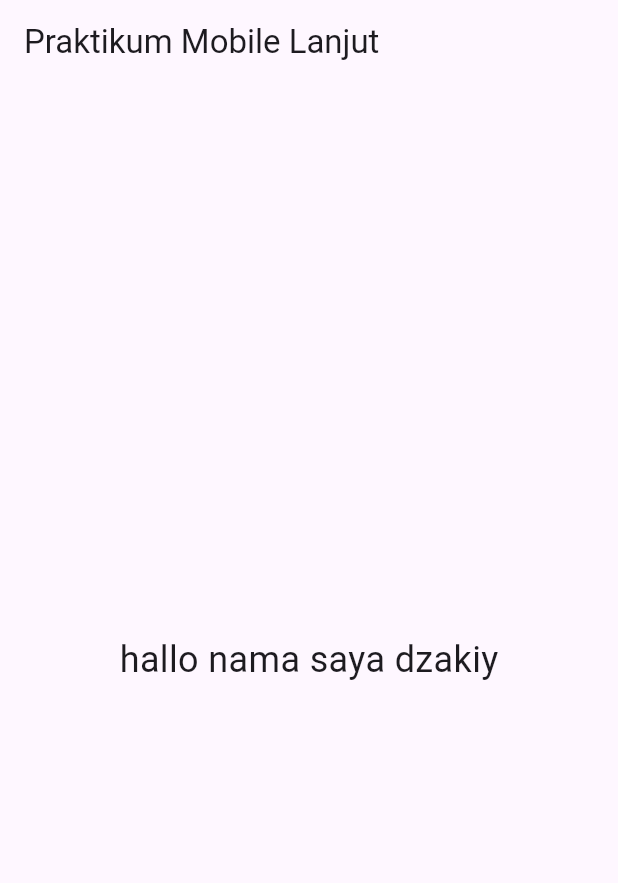
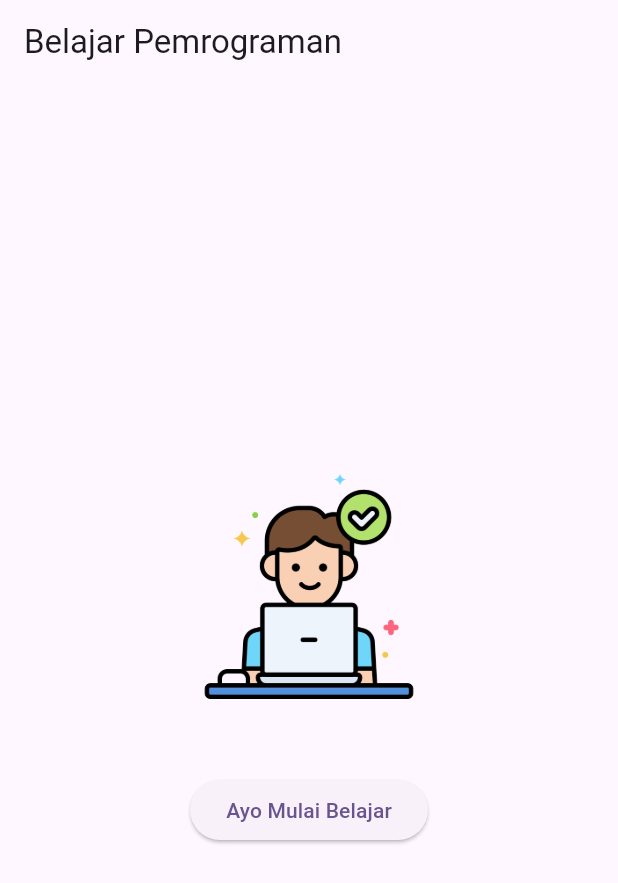
Before and after one commit to DzakiyArr/prak-mobilelanjut-2417051044, a Flutter app: the screen it shows after launch, on a phone screen of 412 x 824 dp. Shown: the top 883 px of the screen. Run offline on Flutter 3.47's test engine with Material 3 defaults, Android fonts, the phone set to English and light mode, and no system bars.

Commit message:
pert 3: first widget

```diff
--- /dev/null
+++ b/lib/first_widget.dart
@@ -0,0 +1,31 @@
+import 'package:flutter/material.dart';
+
+class FirstWidget extends StatelessWidget {
+  const FirstWidget({super.key});
+
+  @override
+  Widget build(BuildContext context) {
+    return Scaffold(
+      appBar: AppBar(
+      title: const Text('Belajar Pemrograman'),
+      ),
+      body: Center(
+        child: Column(
+          mainAxisAlignment: MainAxisAlignment.center,
+          children: [
+            Image.asset(
+              'assets/images/working.png',
+              width: 150,
+              height: 150,
+            ),
+            const SizedBox(height: 50),
+            ElevatedButton(
+              onPressed: () {},
+              child: const Text('Ayo Mulai Belajar'),
+            ),
+          ],
+        )
+      )
+    );
+  }
+}
--- a/lib/main.dart
+++ b/lib/main.dart
@@ -1,4 +1,7 @@
 import 'package:flutter/material.dart';
+import 'column_widget.dart';
+import 'row_widget.dart';
+import 'first_widget.dart';
 
 void main() {
   runApp(const MyApp());
@@ -10,23 +13,14 @@
   @override
   Widget build(BuildContext context) {
     return MaterialApp(
-      title: 'Flutter Demo',
+      title: 'Praktikum Mobile Lanjut',
       theme: ThemeData(
         colorScheme: ColorScheme.fromSeed(
           seedColor: Colors.deepPurple
           ),
+          useMaterial3: true,
       ),
-      home: Scaffold(
-        appBar: AppBar(
-          title: const Text('Praktikum Mobile Lanjut'),
-        ),
-        body: const Center(
-          child: Text(
-            'hallo nama saya dzakiy',
-            style: TextStyle(fontSize: 24),
-          ),
-        ),
-      ),
+      home : const FirstWidget(),
     );
   }
 }
--- a/pubspec.yaml
+++ b/pubspec.yaml
@@ -58,9 +58,9 @@
   uses-material-design: true
 
   # To add assets to your application, add an assets section, like this:
-  # assets:
-  #   - images/a_dot_burr.jpeg
-  #   - images/a_dot_ham.jpeg
+  assets:
+     - assets/images/working.png
+
 
   # An image asset can refer to one or more resolution-specific "variants", see
   # https://flutter.dev/to/resolution-aware-images
```
Also changed, not shown: lib/column_widget.dart (added, +22 -0 lines), lib/row_widget.dart (added, +22 -0 lines), assets/images/working.png (added).
